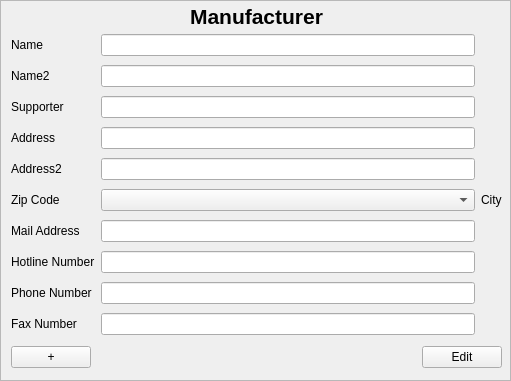
First picture: the form in src/app/manufacturerinputarea.ui, repository jmuelbert/jmbde-QT, before the edit.
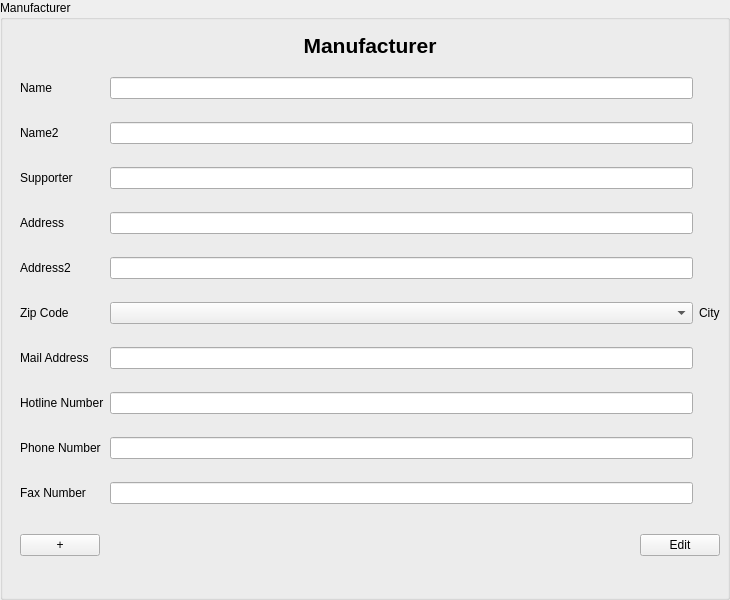
Second picture: the form after the edit.

The edit to the form file:
```diff
--- a/src/app/manufacturerinputarea.ui
+++ b/src/app/manufacturerinputarea.ui
@@ -1,37 +1,40 @@
 <?xml version="1.0" encoding="UTF-8"?>
 <ui version="4.0">
  <class>ManufacturerInputArea</class>
- <widget class="QScrollArea" name="ManufacturerInputArea">
+ <widget class="QGroupBox" name="ManufacturerInputArea">
   <property name="geometry">
    <rect>
     <x>0</x>
     <y>0</y>
-    <width>511</width>
-    <height>381</height>
+    <width>730</width>
+    <height>600</height>
    </rect>
   </property>
   <property name="windowTitle">
    <string>ScrollArea</string>
   </property>
-  <property name="widgetResizable">
-   <bool>true</bool>
+ <property name="accessibleName">
+   <string>ManufacturerInputDialog</string>
   </property>
-  <widget class="QWidget" name="scrollAreaWidgetContents">
+  <property name="title">
+   <string>Manufacturer</string>
+  </property>
+  <widget class="QWidget" name="formLayoutWidget" native="true">
    <property name="geometry">
     <rect>
-     <x>0</x>
-     <y>0</y>
-     <width>509</width>
-     <height>379</height>
+     <x>10</x>
+     <y>30</y>
+     <width>730</width>
+     <height>600</height>
     </rect>
    </property>
-   <widget class="QWidget" name="verticalLayoutWidget">
+   <widget class="QWidget" name="verticalLayoutWidget_Header">
     <property name="geometry">
      <rect>
       <x>10</x>
       <y>0</y>
-      <width>491</width>
-      <height>31</height>
+      <width>700</width>
+      <height>30</height>
      </rect>
     </property>
     <layout class="QVBoxLayout" name="verticalLayout">
@@ -54,13 +57,52 @@
      </item>
     </layout>
    </widget>
+   <widget class="QWidget" name="verticalLayoutWidget_Buttons">
+    <property name="geometry">
+     <rect>
+      <x>10</x>
+      <y>500</y>
+      <width>700</width>
+      <height>30</height>
+     </rect>
+    </property>
+    <layout class="QHBoxLayout" name="horizontalLayout">
+     <item>
+      <widget class="QPushButton" name="pushButton_Add">
+       <property name="text">
+        <string>+</string>
+       </property>
+      </widget>
+     </item>
+     <item>
+      <spacer name="horizontalSpacer">
+       <property name="orientation">
+        <enum>Qt::Horizontal</enum>
+       </property>
+       <property name="sizeHint" stdset="0">
+        <size>
+         <width>40</width>
+         <height>20</height>
+        </size>
+       </property>
+      </spacer>
+     </item>
+     <item>
+      <widget class="QPushButton" name="pushButton_EditFinish">
+       <property name="text">
+        <string>Edit</string>
+       </property>
+      </widget>
+     </item>
+    </layout>
+   </widget>
    <widget class="QWidget" name="gridLayoutWidget">
     <property name="geometry">
      <rect>
       <x>10</x>
       <y>30</y>
-      <width>491</width>
-      <height>311</height>
+      <width>700</width>
+      <height>470</height>
      </rect>
     </property>
     <layout class="QGridLayout" name="gridLayout">
@@ -203,45 +245,6 @@
      </item>
     </layout>
    </widget>
-   <widget class="QWidget" name="verticalLayoutWidget_2">
-    <property name="geometry">
-     <rect>
-      <x>10</x>
-      <y>340</y>
-      <width>491</width>
-      <height>32</height>
-     </rect>
-    </property>
-    <layout class="QHBoxLayout" name="horizontalLayout">
-     <item>
-      <widget class="QPushButton" name="pushButton_Add">
-       <property name="text">
-        <string>+</string>
-       </property>
-      </widget>
-     </item>
-     <item>
-      <spacer name="horizontalSpacer">
-       <property name="orientation">
-        <enum>Qt::Horizontal</enum>
-       </property>
-       <property name="sizeHint" stdset="0">
-        <size>
-         <width>40</width>
-         <height>20</height>
-        </size>
-       </property>
-      </spacer>
-     </item>
-     <item>
-      <widget class="QPushButton" name="pushButton_EditFinish">
-       <property name="text">
-        <string>Edit</string>
-       </property>
-      </widget>
-     </item>
-    </layout>
-   </widget>
   </widget>
  </widget>
  <tabstops>
```
Left out of the diff: 4 changed lines with no effect on the pictures.
